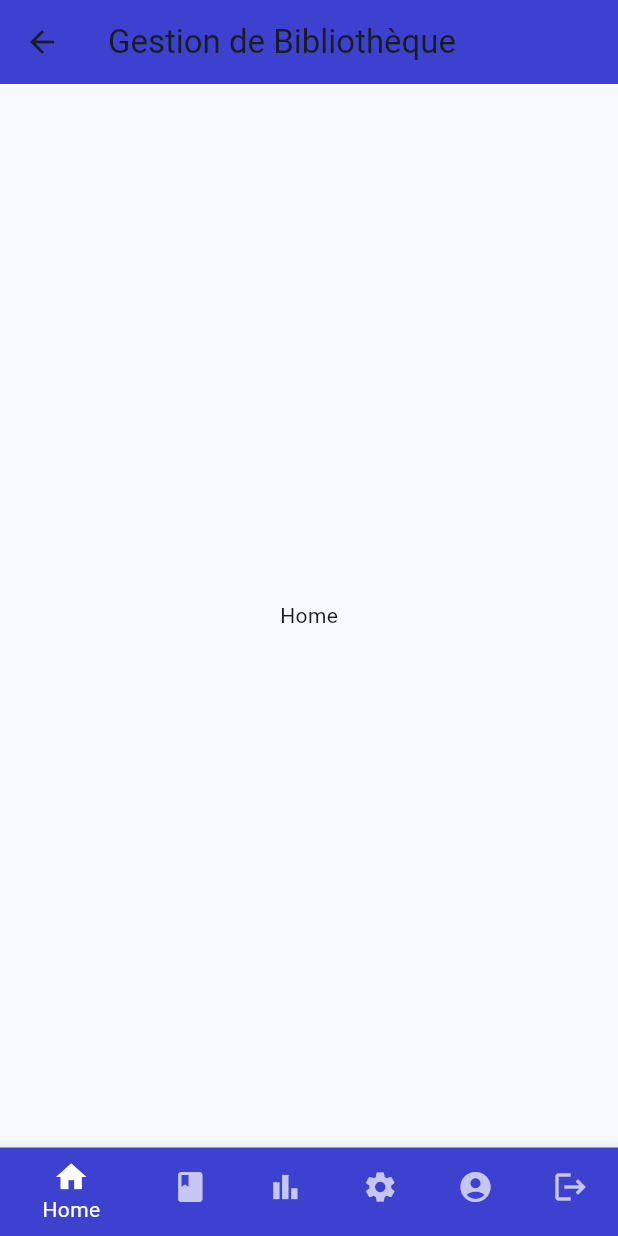
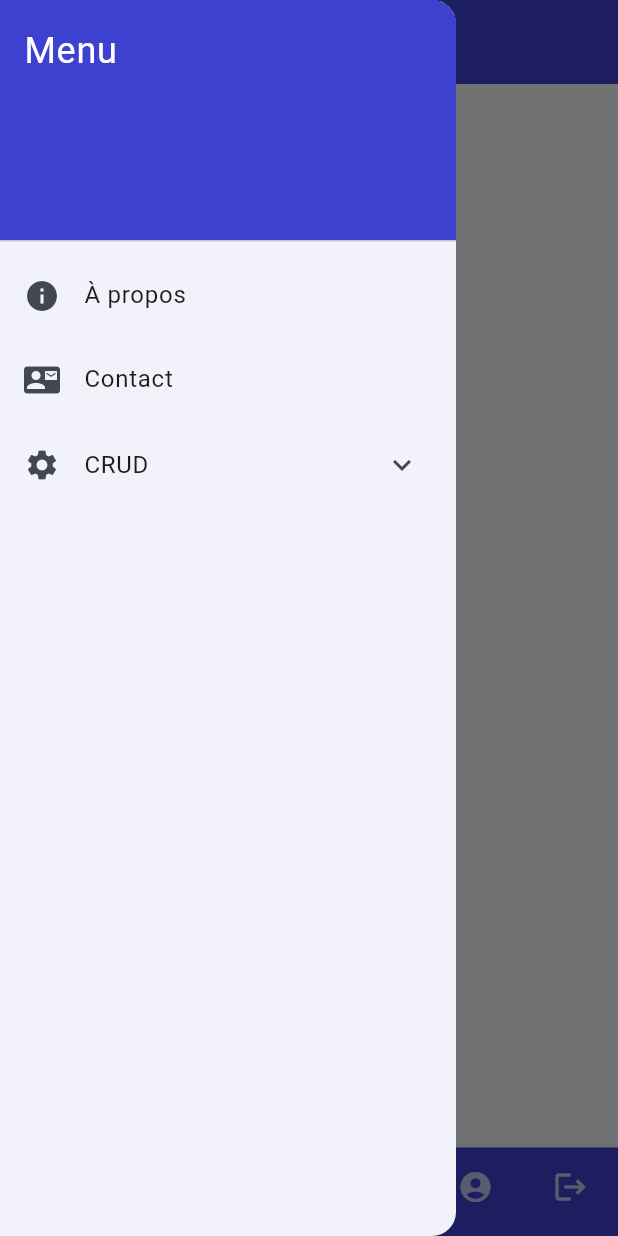
Before and after one commit to firasabidli/library-management, a Flutter app: the MainScaffold screen opened directly, with the side drawer open (before the commit the screen has no drawer), on a phone screen of 412 x 824 dp. Run offline on Flutter 3.47's test engine with Material 3 defaults, Android fonts, the phone set to English and light mode, and no system bars; our stand-ins replace flutter_secure_storage; accounts and stored records are empty.

Commit message:
Create a burger menu (drawer) and set up the necessary pages for navigation

```diff
--- a/frontend/lib/screens/main_scaffold.dart
+++ b/frontend/lib/screens/main_scaffold.dart
@@ -1,4 +1,3 @@
-// main_scaffold.dart
 import 'package:flutter/material.dart';
 import 'navbar_bottom.dart';
 import '../services/auth_service.dart';
@@ -42,6 +41,88 @@ class MainScaffold extends StatelessWidget {
       appBar: AppBar(
         title: const Text("Gestion de Bibliothèque"),
         backgroundColor: const Color(0xFF3C41CF),
+
+      ),
+      drawer: Drawer(
+        child: ListView(
+          padding: EdgeInsets.zero,
+          children: [
+            const DrawerHeader(
+              decoration: BoxDecoration(
+                color: Color(0xFF3C41CF),
+              ),
+              child: Text(
+                'Menu',
+                style: TextStyle(
+                  color: Colors.white,
+                  fontSize: 24,
+                ),
+              ),
+            ),
+            ListTile(
+              leading: const Icon(Icons.info),
+              title: const Text('À propos'),
+              onTap: () {
+                Navigator.pushNamed(context, '/about');
+              },
+            ),
+            ListTile(
+              leading: const Icon(Icons.contact_mail),
+              title: const Text('Contact'),
+              onTap: () {
+                Navigator.pushNamed(context, '/contact');
+              },
+            ),
+            ExpansionTile(
+              leading: const Icon(Icons.settings),
+              title: const Text('CRUD'),
+              children: [
+                ListTile(
+                  leading: const Icon(Icons.person),
+                  title: const Text('Gestion utilisateurs'),
+                  onTap: () {
+                    Navigator.pushNamed(context, '/gestion-utilisateurs');
+                  },
+                ),
+                ListTile(
+                  leading: const Icon(Icons.production_quantity_limits),
+                  title: const Text('Gestion des produits'),
+                  onTap: () {
+                    Navigator.pushNamed(context, '/gestion-produits');
+                  },
+                ),
+                ListTile(
+                  leading: const Icon(Icons.people),
+                  title: const Text('Employés'),
+                  onTap: () {
+                    Navigator.pushNamed(context, '/employees');
+                  },
+                ),
+                ListTile(
+                  leading: const Icon(Icons.money_off),
+                  title: const Text('Dépenses'),
+                  onTap: () {
+                    Navigator.pushNamed(context, '/expenses');
+                  },
+                ),
+                ListTile(
+                  leading: const Icon(Icons.playlist_add_check),
+                  title: const Text('Produits nécessaires'),
+                  onTap: () {
+                    Navigator.pushNamed(context, '/neededproducts');
+                  },
+                ),
+                ListTile(
+                  leading: const Icon(Icons.shopping_cart),
+                  title: const Text('Achats'),
+                  onTap: () {
+                    Navigator.pushNamed(context, '/purchases');
+                  },
+                ),
+              ],
+            ),
+          ],
+        ),
       ),
       body: body,
       bottomNavigationBar: NavbarBottom(
```
Also changed, not shown: frontend/lib/main.dart (+16 -0 lines), frontend/lib/screens/pages/about_screen.dart (added, +18 -0 lines), frontend/lib/screens/pages/contact_screen.dart (added, +18 -0 lines), frontend/lib/screens/pages/employee_screen.dart (added, +15 -0 lines), frontend/lib/screens/pages/expenses_screen.dart (added, +15 -0 lines), frontend/lib/screens/pages/gestion_produit_screen.dart (added, +15 -0 lines), frontend/lib/screens/pages/gestion_utilisateur_screen.dart (added, +15 -0 lines), frontend/lib/screens/pages/needed_products_screen.dart (added, +15 -0 lines), frontend/lib/screens/pages/purchases_screen.dart (added, +15 -0 lines).
